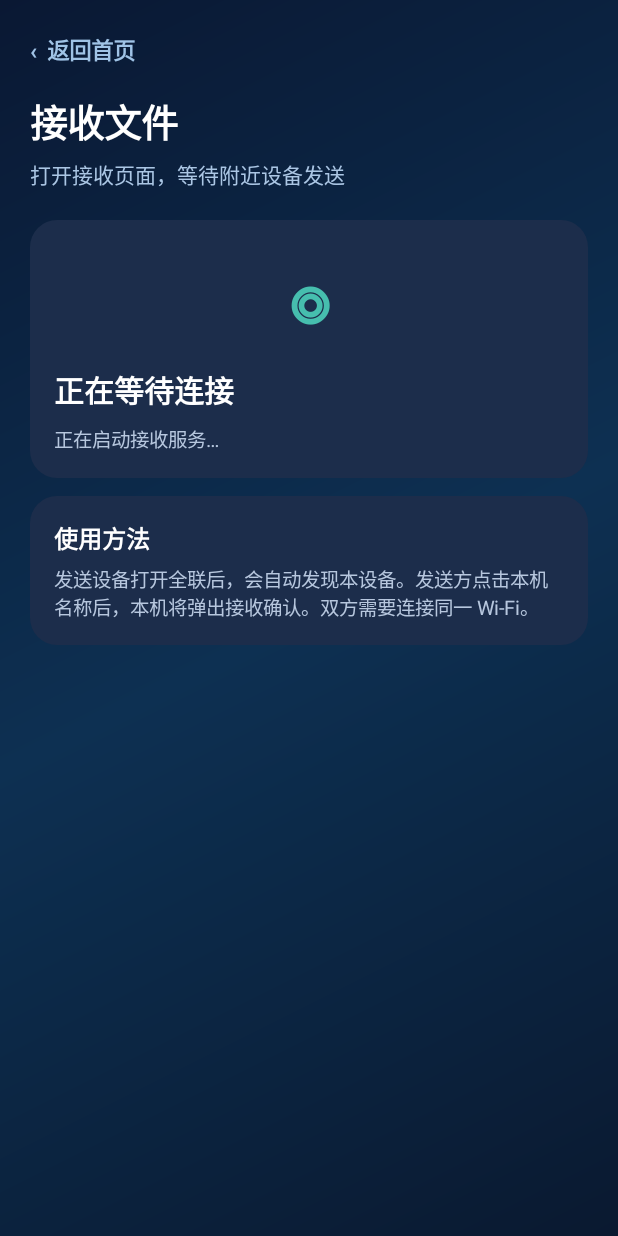
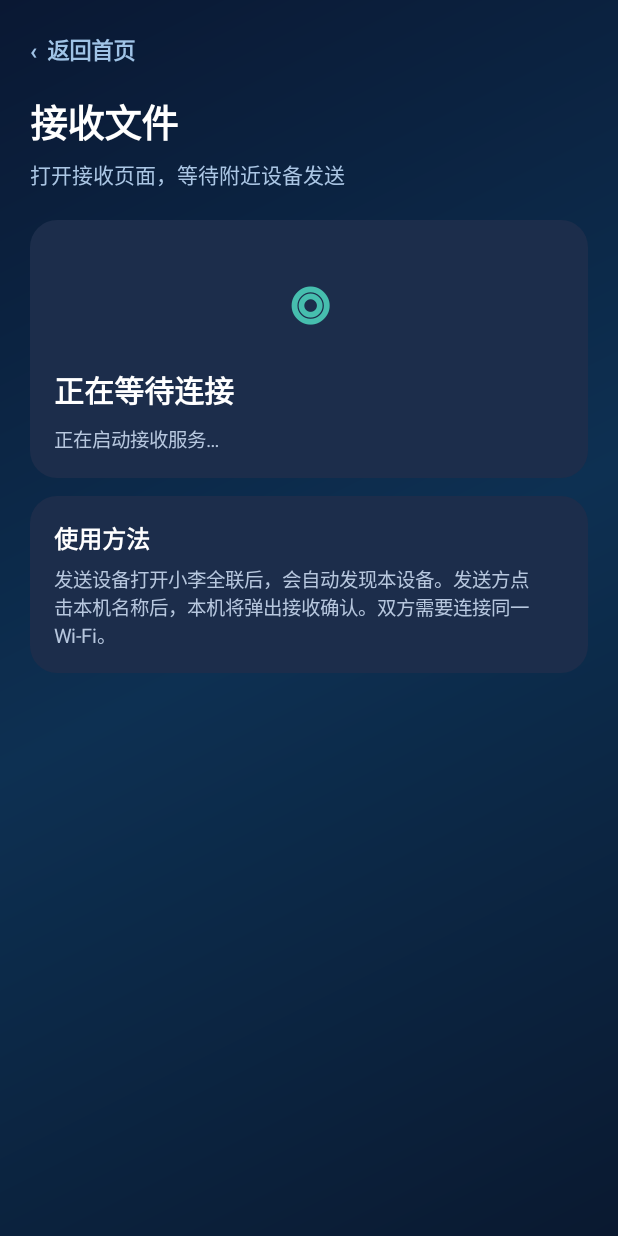
Before and after one commit to lei56602-glitch/QuanLian, an Android app: the screen it shows after launch (MainActivity), after a tap on "↓ 接收文件", on a phone screen of 412 x 824 dp. Run offline under Robolectric (Android 15) with nearby library versions, the phone set to English and light mode, and no system bars.

Commit message:
Rename app branding to Xiao Li QuanLian

```diff
--- a/app/src/main/java/com/quanlian/app/MainActivity.java
+++ b/app/src/main/java/com/quanlian/app/MainActivity.java
@@ -41,7 +41,7 @@ public class MainActivity extends Activity {
  private Button btn(String s,int c){Button b=new Button(this);b.setText(s);b.setTextColor(-1);b.setAllCaps(false);b.setTextSize(16);b.setBackground(shape(c,16));b.setMinHeight(dp(54));return b;}
  private void install(LinearLayout l){ScrollView s=new ScrollView(this);s.setFillViewport(true);s.addView(l);setContentView(s);}
  private void header(LinearLayout l,String title,String sub){TextView back=txt("‹  返回首页",15,0xffa0c3e6,true);back.setPadding(0,0,0,dp(18));back.setOnClickListener(v->home());l.addView(back);l.addView(txt(title,25,-1,true));gap(l,6);l.addView(txt(sub,14,0xffabc6e4,false));gap(l,20);}
- private String myName(){String m=android.os.Build.MODEL;if(m==null||m.trim().isEmpty())m="Android";return "全联-"+m.replaceAll("[^\\p{L}\\p{N}_-]","");}
+ private String myName(){String m=android.os.Build.MODEL;if(m==null||m.trim().isEmpty())m="Android";return "小李全联-"+m.replaceAll("[^\\p{L}\\p{N}_-]","");}
  @Override public void onCreate(Bundle b){super.onCreate(b);getWindow().setStatusBarColor(0xff0a1428);getWindow().setNavigationBarColor(0xff0a1428);nsd=(NsdManager)getSystemService(NSD_SERVICE);startLan();home();}
  private void startLan(){
   try{WifiManager w=(WifiManager)getApplicationContext().getSystemService(WIFI_SERVICE);lock=w.createMulticastLock("QuanLianLAN");lock.setReferenceCounted(false);lock.acquire();}catch(Exception ignored){}
@@ -66,7 +66,7 @@ public class MainActivity extends Activity {
   if(deviceList==null)return;deviceList.removeAllViews();ArrayList<Device> list;
   synchronized(devices){list=new ArrayList<>(devices.values());}
   if(deviceStatus!=null)deviceStatus.setText("发现 "+list.size()+" 台附近设备");
-  if(list.isEmpty()){deviceList.addView(txt("暂未发现设备。请让双方打开全联并连接同一 Wi-Fi。",14,0xffb7c7de,false));return;}
+  if(list.isEmpty()){deviceList.addView(txt("暂未发现设备。请让双方打开小李全联并连接同一 Wi-Fi。",14,0xffb7c7de,false));return;}
   for(Device d:list){LinearLayout item=card();item.setOrientation(0);item.setGravity(Gravity.CENTER_VERTICAL);LinearLayout labels=new LinearLayout(this);labels.setOrientation(1);labels.addView(txt(d.name,16,-1,true));labels.addView(txt("局域网在线设备",12,0xffa0c3e6,false));item.addView(labels,new LinearLayout.LayoutParams(0,-2,1));item.addView(txt("发送 ›",15,0xff64beff,true));item.setOnClickListener(v->send(d));LinearLayout.LayoutParams p=new LinearLayout.LayoutParams(-1,-2);p.bottomMargin=dp(9);deviceList.addView(item,p);}
  }
  private void receive(Socket socket){
@@ -80,7 +80,7 @@ public class MainActivity extends Activity {
    File dir=new File(getExternalFilesDir(android.os.Environment.DIRECTORY_DOWNLOADS),"QuanLianReceived");if(!dir.exists()&&!dir.mkdirs())throw new IOException("无法创建接收目录");
    byte[] buf=new byte[BUF];
    for(int i=0;i<count;i++){String safe=fileNames.get(i).replaceAll("[\\\\/:*?\"<>|]","_");File f=new File(dir,System.currentTimeMillis()+"_"+safe);long left=fileSizes.get(i);try(FileOutputStream fos=new FileOutputStream(f)){while(left>0){int n=in.read(buf,0,(int)Math.min(buf.length,left));if(n<0)throw new EOFException("文件未传完");fos.write(buf,0,n);left-=n;}}}
-   out.writeBoolean(true);out.flush();runOnUiThread(()->Toast.makeText(this,"接收完成，文件保存在全联接收目录",Toast.LENGTH_LONG).show());
+   out.writeBoolean(true);out.flush();runOnUiThread(()->Toast.makeText(this,"接收完成，文件保存在小李全联接收目录",Toast.LENGTH_LONG).show());
   }catch(Exception e){runOnUiThread(()->Toast.makeText(this,"接收失败："+e.getMessage(),Toast.LENGTH_LONG).show());}
  }
  private void send(Device d){
@@ -90,7 +90,7 @@ public class MainActivity extends Activity {
  }
  private void home(){
   page=0;deviceList=null;deviceStatus=null;LinearLayout l=col();l.setBackground(new GradientDrawable(GradientDrawable.Orientation.TL_BR,new int[]{0xff0a1833,0xff0d3052,0xff0a1930}));
-  l.addView(txt("全联",30,-1,true));TextView sub=txt("让所有设备，自由交换文件",14,0xffabc6e4,false);LinearLayout.LayoutParams sp=new LinearLayout.LayoutParams(-2,-2);sp.topMargin=dp(4);sp.bottomMargin=dp(22);l.addView(sub,sp);
+  l.addView(txt("小李全联",30,-1,true));TextView sub=txt("让所有设备，自由交换文件",14,0xffabc6e4,false);LinearLayout.LayoutParams sp=new LinearLayout.LayoutParams(-2,-2);sp.topMargin=dp(4);sp.bottomMargin=dp(22);l.addView(sub,sp);
   LinearLayout row=new LinearLayout(this);Button send=btn("↑  发送文件",0xff1f77dc),recv=btn("↓  接收文件",0xff1f9e8f);LinearLayout.LayoutParams a=new LinearLayout.LayoutParams(0,dp(62),1);a.rightMargin=dp(6);row.addView(send,a);LinearLayout.LayoutParams b=new LinearLayout.LayoutParams(0,dp(62),1);b.leftMargin=dp(6);row.addView(recv,b);l.addView(row);send.setOnClickListener(v->pick());recv.setOnClickListener(v->receivePage());
   gap(l,24);l.addView(txt("附近设备",20,-1,true));gap(l,8);deviceStatus=txt("正在搜索局域网设备…",13,0xffabc6e4,false);l.addView(deviceStatus);gap(l,8);deviceList=new LinearLayout(this);deviceList.setOrientation(1);l.addView(deviceList);refreshDevices();gap(l,24);TextView foot=txt("Wi-Fi 局域网直连优先 · 无广告 · 无强制账号",12,0xff96b1cf,false);foot.setGravity(Gravity.CENTER);l.addView(foot);install(l);
  }
@@ -100,7 +100,7 @@ public class MainActivity extends Activity {
  private String sizeText(long n){if(n<0)return "大小未知";if(n<1024)return n+" B";if(n<1048576)return String.format(Locale.getDefault(),"%.1f KB",n/1024d);if(n<1073741824)return String.format(Locale.getDefault(),"%.1f MB",n/1048576d);return String.format(Locale.getDefault(),"%.2f GB",n/1073741824d);}
  private void selectedPage(){page=1;LinearLayout l=col();l.setBackground(new GradientDrawable(GradientDrawable.Orientation.TL_BR,new int[]{0xff0a1833,0xff0d3052,0xff0a1930}));header(l,"已选择文件","选择接收设备，开始局域网发送");long total=0;for(long z:sizes)if(z>0)total+=z;l.addView(txt("已选择 "+uris.size()+" 个文件 · "+sizeText(total),15,0xffbed7f2,true));gap(l,12);for(int i=0;i<names.size();i++){LinearLayout c=card();c.addView(txt(names.get(i),15,-1,true));gap(c,4);c.addView(txt(sizeText(sizes.get(i)),12,0xffb7c7de,false));LinearLayout.LayoutParams p=new LinearLayout.LayoutParams(-1,-2);p.bottomMargin=dp(8);l.addView(c,p);}Button choose=btn("选择接收设备",0xff1f77dc);choose.setOnClickListener(v->devicePage());l.addView(choose);Button more=btn("继续添加文件",0xff304b70);more.setOnClickListener(v->pick());LinearLayout.LayoutParams mp=new LinearLayout.LayoutParams(-1,-2);mp.topMargin=dp(8);l.addView(more,mp);install(l);}
  private void devicePage(){page=2;LinearLayout l=col();l.setBackground(new GradientDrawable(GradientDrawable.Orientation.TL_BR,new int[]{0xff0a1833,0xff0d3052,0xff0a1930}));header(l,"选择接收设备","点击设备名称即可发起文件传输");deviceStatus=txt("正在搜索…",13,0xffabc6e4,false);l.addView(deviceStatus);gap(l,8);deviceList=new LinearLayout(this);deviceList.setOrientation(1);l.addView(deviceList);refreshDevices();Button refresh=btn("刷新设备列表",0xff304b70);refresh.setOnClickListener(v->refreshDevices());LinearLayout.LayoutParams p=new LinearLayout.LayoutParams(-1,-2);p.topMargin=dp(10);l.addView(refresh,p);install(l);}
- private void receivePage(){page=3;LinearLayout l=col();l.setBackground(new GradientDrawable(GradientDrawable.Orientation.TL_BR,new int[]{0xff0a1833,0xff0d3052,0xff0a1930}));header(l,"接收文件","打开接收页面，等待附近设备发送");LinearLayout c=card();c.setGravity(Gravity.CENTER_HORIZONTAL);TextView icon=txt("◎",54,0xff46beae,true);icon.setGravity(Gravity.CENTER);c.addView(icon);gap(c,8);c.addView(txt("正在等待连接",20,-1,true));gap(c,8);receiveStatus=txt(port>0?"接收服务已启动 · 端口 "+port:"正在启动接收服务…",13,0xffb7c7de,false);c.addView(receiveStatus);l.addView(c);gap(l,12);LinearLayout note=card();note.addView(txt("使用方法",16,-1,true));gap(note,6);note.addView(txt("发送设备打开全联后，会自动发现本设备。发送方点击本机名称后，本机将弹出接收确认。双方需要连接同一 Wi-Fi。",13,0xffb7c7de,false));l.addView(note);install(l);}
+ private void receivePage(){page=3;LinearLayout l=col();l.setBackground(new GradientDrawable(GradientDrawable.Orientation.TL_BR,new int[]{0xff0a1833,0xff0d3052,0xff0a1930}));header(l,"接收文件","打开接收页面，等待附近设备发送");LinearLayout c=card();c.setGravity(Gravity.CENTER_HORIZONTAL);TextView icon=txt("◎",54,0xff46beae,true);icon.setGravity(Gravity.CENTER);c.addView(icon);gap(c,8);c.addView(txt("正在等待连接",20,-1,true));gap(c,8);receiveStatus=txt(port>0?"接收服务已启动 · 端口 "+port:"正在启动接收服务…",13,0xffb7c7de,false);c.addView(receiveStatus);l.addView(c);gap(l,12);LinearLayout note=card();note.addView(txt("使用方法",16,-1,true));gap(note,6);note.addView(txt("发送设备打开小李全联后，会自动发现本设备。发送方点击本机名称后，本机将弹出接收确认。双方需要连接同一 Wi-Fi。",13,0xffb7c7de,false));l.addView(note);install(l);}
  @Override protected void onDestroy(){alive=false;try{if(server!=null)server.close();}catch(Exception ignored){}try{if(nsd!=null&&discovery!=null)nsd.stopServiceDiscovery(discovery);}catch(Exception ignored){}try{if(nsd!=null&&registration!=null)nsd.unregisterService(registration);}catch(Exception ignored){}try{if(lock!=null&&lock.isHeld())lock.release();}catch(Exception ignored){}workers.shutdownNow();super.onDestroy();}
  @Override public void onBackPressed(){if(page==0)super.onBackPressed();else if(page==1)home();else if(page==2)selectedPage();else home();}
 }
```
